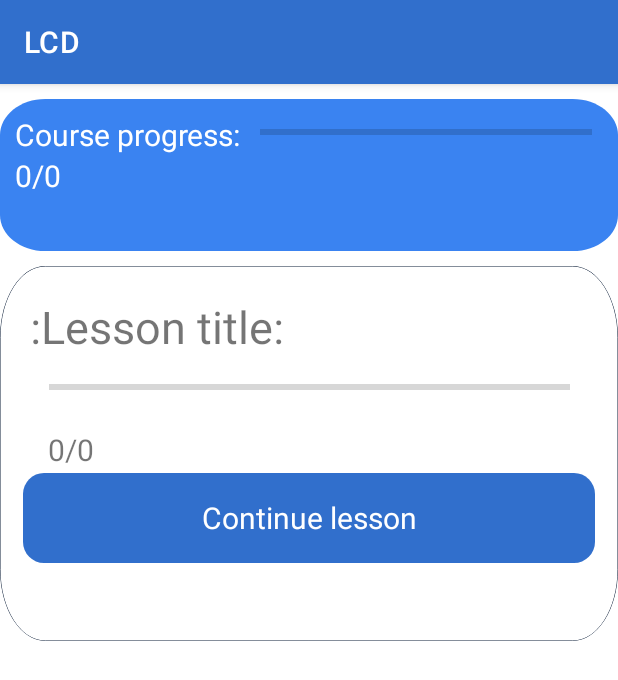
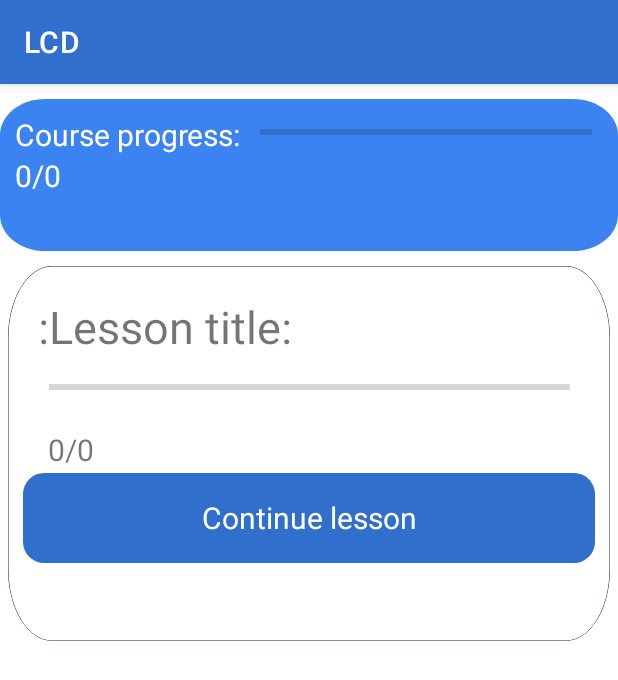
Before and after one commit to IlyaProdma/lcdmoretechvtb, an Android app: the screen it shows after launch (MainActivity), on a phone screen of 412 x 824 dp. Shown: the top 680 px of the screen. Run offline under Robolectric (Android 15) with nearby library versions, the phone set to English and light mode, and no system bars.

```diff
--- a/app/src/main/res/drawable/panel_course_progress.xml
+++ b/app/src/main/res/drawable/panel_course_progress.xml
@@ -5,9 +5,7 @@
     android:width="100dp"
     android:height="10dp"
     android:viewportWidth="327"
-    android:viewportHeight="101"
-    >
-
+    android:viewportHeight="101">
     <group>
 
         <clip-path
@@ -20,5 +18,4 @@
             />
 
     </group>
-
 </vector>
--- a/app/src/main/res/layout/activity_main.xml
+++ b/app/src/main/res/layout/activity_main.xml
@@ -18,6 +18,7 @@
         app:layout_constraintTop_toTopOf="parent">
 
         <androidx.constraintlayout.widget.ConstraintLayout
+            android:id="@+id/LayoutCourseProgress"
             android:layout_width="match_parent"
             android:layout_height="wrap_content">
 
@@ -71,6 +72,7 @@
         </androidx.constraintlayout.widget.ConstraintLayout>
 
         <androidx.constraintlayout.widget.ConstraintLayout
+            android:id="@+id/LayoutLessonProgress"
             android:layout_width="match_parent"
             android:layout_height="wrap_content">
 
@@ -80,7 +82,9 @@
                 android:layout_height="250dp"
                 android:layout_alignParentStart="true"
                 android:layout_alignParentTop="true"
+                android:layout_marginStart="5dp"
                 android:layout_marginTop="10dp"
+                android:layout_marginEnd="5dp"
                 android:background="@drawable/panel_lesson_progress"
                 android:visibility="visible"
                 app:layout_constraintEnd_toEndOf="parent"
@@ -128,6 +132,7 @@
                 android:text="Continue lesson"
                 app:layout_constraintBottom_toBottomOf="@+id/panelLessonProgress"
                 app:layout_constraintStart_toStartOf="parent" />
+
         </androidx.constraintlayout.widget.ConstraintLayout>
 
     </LinearLayout>
```
